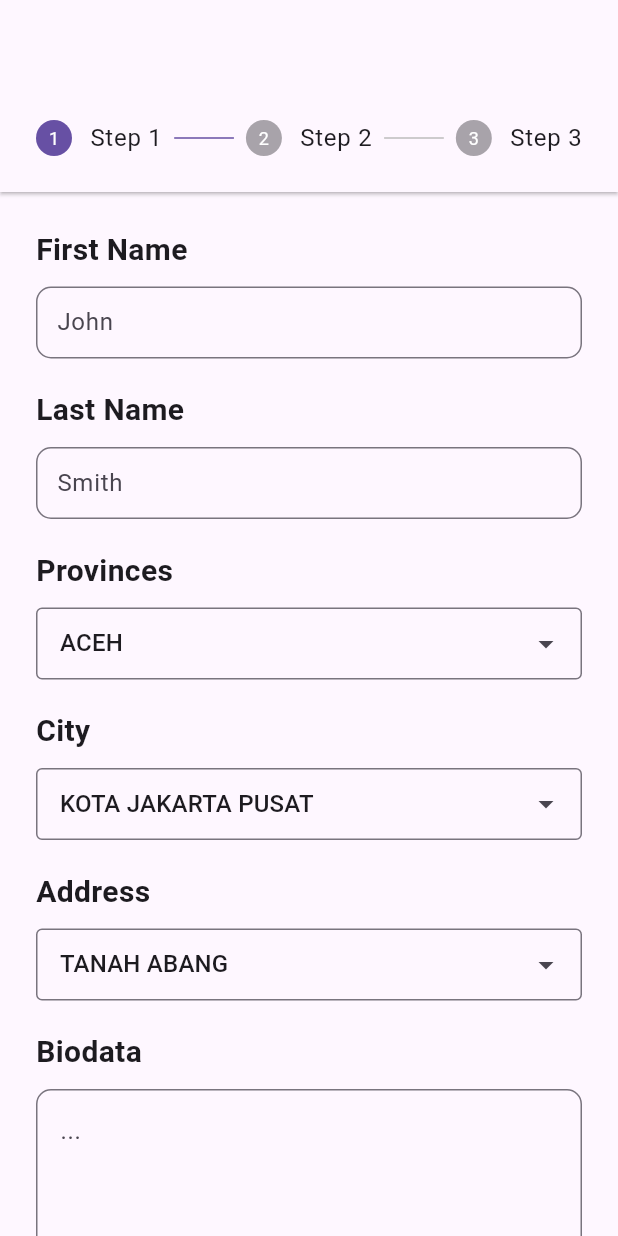
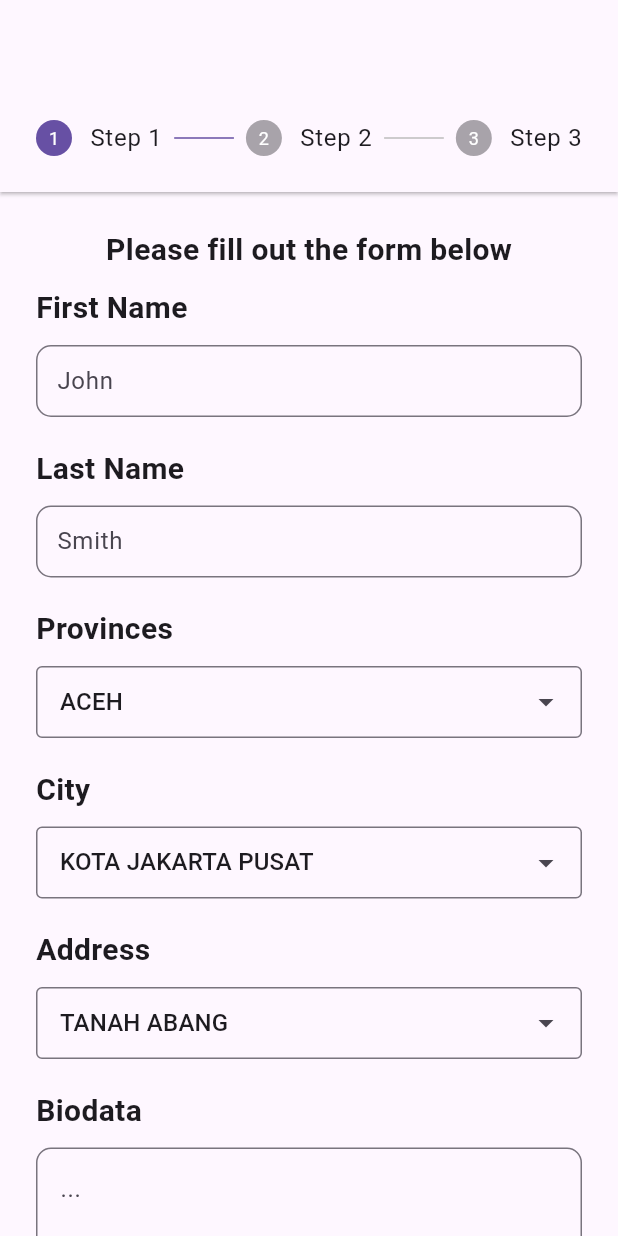
Before and after one commit to xhanalexander/seruApp, a Flutter app: the screen it shows after launch, on a phone screen of 412 x 824 dp. Run offline on Flutter 3.47's test engine with Material 3 defaults, Android fonts, the phone set to English and light mode, and no system bars; drawn by our look-alikes of dropdown_search; our stand-ins replace dio, image_picker, shared_preferences; network calls fail.

```diff
--- a/lib/constant/const.dart
+++ b/lib/constant/const.dart
@@ -1,6 +1,6 @@
 
 class ConstValue {
-  final String province = "https://www.emsifa.com/api-wilayah-indonesia/api/";
+  final String webApis = "https://www.emsifa.com/api-wilayah-indonesia/api/";
 }
 
 class FormValidation {
--- a/lib/models/api/wilayah_api.dart
+++ b/lib/models/api/wilayah_api.dart
@@ -6,7 +6,7 @@ import 'package:seruapp/models/provinsi_model.dart';
 
 class IndonesiaAreaAPI {
   final Dio dios = Dio();
-  final urls = ConstValue().province;
+  final urls = ConstValue().webApis;
 
   Future<List<Provinsi>> getProvinsi() async {
     try {
--- a/lib/view/components/form.dart
+++ b/lib/view/components/form.dart
@@ -1,13 +1,13 @@
 import 'package:flutter/material.dart';
 import 'package:flutter/services.dart';
 
-class FormName extends StatelessWidget {
+class NameForm extends StatelessWidget {
   final String hintTextName;
   final TextEditingController controllerNames;
   final Function(String) onChanged;
   final String? Function(String?)? validator;
 
-  const FormName({
+  const NameForm({
     super.key,
     required this.hintTextName,
     required this.controllerNames,
@@ -39,9 +39,9 @@ class FormName extends StatelessWidget {
   }
 }
 
-class FormLabel extends StatelessWidget {
+class LabelForm extends StatelessWidget {
   final String labels;
-  const FormLabel({
+  const LabelForm({
     super.key,
     required this.labels
   });
@@ -63,13 +63,13 @@ class FormLabel extends StatelessWidget {
   }
 }
 
-class FormDropDown extends StatelessWidget {
+class DropDownForm extends StatelessWidget {
   final String hintText;
   final List<String> options;
   final String selectedValue;
   final Function(String?) onChanged;
 
-  const FormDropDown({
+  const DropDownForm({
     super.key,
     required this.hintText,
     required this.options,
--- a/lib/view/components/full_image_view.dart
+++ b/lib/view/components/full_image_view.dart
@@ -1,5 +1,4 @@
 import 'dart:io';
-
 import 'package:flutter/material.dart';
 
 class FullPicture extends StatelessWidget {
--- a/lib/view/form_view.dart
+++ b/lib/view/form_view.dart
@@ -1,6 +1,7 @@
 import 'package:flutter/material.dart';
 import 'package:seruapp/view/sub_form/first_screen.dart';
 import 'package:seruapp/view/sub_form/second_screen.dart';
+import 'package:seruapp/view/sub_form/third_screen.dart';
 
 class MainForm extends StatefulWidget {
   const MainForm({super.key});
@@ -26,7 +27,7 @@ class _MainFormState extends State<MainForm> {
     Step(
       isActive: _index >= 2,
       title: const Text('Step 3'),
-      content: Text('Content 3'),
+      content: const FormScreenThird()
     ),
   ];
 
--- a/lib/view/sub_form/first_screen.dart
+++ b/lib/view/sub_form/first_screen.dart
@@ -5,6 +5,7 @@ import 'package:seruapp/view/components/form.dart';
 import 'package:seruapp/view/components/button.dart';
 import 'package:dropdown_search/dropdown_search.dart';
 import 'package:seruapp/view_models/wilayah_view_models.dart';
+import 'package:shared_preferences/shared_preferences.dart';
 
 class FormScreen extends StatefulWidget {
   const FormScreen({super.key});
@@ -14,10 +15,14 @@ class FormScreen extends StatefulWidget {
 }
 
 class _FormScreenState extends State<FormScreen> {
+  late SharedPreferences prefs;
   final formKey = GlobalKey<FormState>();
   final firstNameController = TextEditingController();
   final lastNameController = TextEditingController();
   final bioDataController = TextEditingController();
+  String? selectedProvinsi = "ACEH";
+  String? selectedKota = "KOTA JAKARTA PUSAT";
+  String? selectedKecamatan = "TANAH ABANG";
 
   @override
   void dispose() {
@@ -37,6 +42,29 @@ class _FormScreenState extends State<FormScreen> {
     });
   }
 
+  void submit() async {
+    if (formKey.currentState!.validate()) {
+      final prefs = await SharedPreferences.getInstance();
+
+      prefs.setString('first', firstNameController.text);
+      prefs.setString('last', lastNameController.text);
+      prefs.setString('bio', bioDataController.text);
+      prefs.setString('provinsi', selectedProvinsi!);
+      prefs.setString('kota', selectedKota!);
+      prefs.setString('kecamatan', selectedKecamatan!);
+
+      Map<String, dynamic> formdata = {
+        "first_name": firstNameController.text,
+        "last_name": lastNameController.text,
+        "bio_data": bioDataController.text,
+        "provinsi": selectedProvinsi,
+        "kota": selectedKota,
+        "kecamatan": selectedKecamatan,
+      };
+      debugPrint(formdata.toString());
+    }
+  }
+
   @override
   Widget build(BuildContext context) {
     final props = Provider.of<WilayahViewModels>(context);
@@ -48,10 +76,17 @@ class _FormScreenState extends State<FormScreen> {
           crossAxisAlignment: CrossAxisAlignment.start,
           children: [
 
-            const FormLabel(
+            const Align(
+              alignment: Alignment.center,
+              child: LabelForm(
+                labels: 'Please fill out the form below',
+              ),
+            ),
+
+            const LabelForm(
               labels: 'First Name',
             ),
-            FormName(
+            NameForm(
               hintTextName: 'John',
               controllerNames: firstNameController,
               validator: (value) => FormValidation().validateFirstName(value!),
@@ -59,10 +94,10 @@ class _FormScreenState extends State<FormScreen> {
             ),
 
             const SizedBox(height: 20),
-            const FormLabel(
+            const LabelForm(
               labels: 'Last Name',
             ),
-            FormName(
+            NameForm(
               hintTextName: 'Smith',
               controllerNames: lastNameController,
               validator: (value) => FormValidation().validateLastName(value!),
@@ -71,13 +106,15 @@ class _FormScreenState extends State<FormScreen> {
 
             // Provinces
             const SizedBox(height: 20),
-            const FormLabel(labels: "Provinces"),
+            const LabelForm(labels: "Provinces"),
             DropdownSearch(
               popupProps: const PopupProps.menu(
                 showSearchBox: true,
               ),
-              onChanged: (value) => debugPrint(value),
-              selectedItem: "ACEH",
+              onChanged: (value) => setState(() {
+                selectedProvinsi = value;
+              }),
+              selectedItem: selectedProvinsi,
               asyncItems: (String value) => Future.delayed(
                 const Duration(milliseconds: 500),
                 () => props.provinsi.map((e) => e.name!).toList(),
@@ -86,13 +123,16 @@ class _FormScreenState extends State<FormScreen> {
 
             // City
             const SizedBox(height: 20),
-            const FormLabel(labels: "City"),
+            const LabelForm(labels: "City"),
             DropdownSearch(
               popupProps: const PopupProps.menu(
                 showSearchBox: true,
               ),
-              onChanged: (value) => debugPrint(value),
-              selectedItem: "KOTA JAKARTA PUSAT",
+
+              onChanged: (value) => setState(() {
+                selectedKota = value;
+              }),
+              selectedItem: selectedKota,
               asyncItems: (String value) => Future.delayed(
                 const Duration(milliseconds: 500),
                 () => props.kota.map((e) => e.name!).toList(),
@@ -101,13 +141,15 @@ class _FormScreenState extends State<FormScreen> {
 
             // Address
             const SizedBox(height: 20),
-            const FormLabel(labels: "Address"),
+            const LabelForm(labels: "Address"),
             DropdownSearch(
               popupProps: const PopupProps.menu(
                 showSearchBox: true,
               ),
-              onChanged: (value) => debugPrint(value),
-              selectedItem: "TANAH ABANG",
+              onChanged: (value) => setState(() {
+                selectedKecamatan = value;
+              }),
+              selectedItem: selectedKecamatan,
               asyncItems: (String value) => Future.delayed(
                 const Duration(milliseconds: 500),
                 () => props.kecamatan.map((e) => e.name!).toList(),
@@ -116,7 +158,7 @@ class _FormScreenState extends State<FormScreen> {
 
             // Biodata
             const SizedBox(height: 20),
-            const FormLabel(labels: "Biodata"),
+            const LabelForm(labels: "Biodata"),
             TextAreaForm(
               textController: bioDataController,
               validator: (value) => FormValidation().validateEmpty(value!),
@@ -125,10 +167,10 @@ class _FormScreenState extends State<FormScreen> {
             // Button
             const SizedBox(height: 20),
             FormButton(
-              childs: const Text("Submit", style: TextStyle(color: Colors.white, fontSize: 18)),
+              childs: const Text("Save", style: TextStyle(color: Colors.white, fontSize: 18)),
               onPressed: () {
                 if (formKey.currentState!.validate()) {
-                  debugPrint("Validated");
+                  submit();
                 }
               },
             ),
--- a/pubspec.yaml
+++ b/pubspec.yaml
@@ -41,6 +41,7 @@ dependencies:
   dio: ^5.4.0
   dropdown_search: ^5.0.6
   dropdown_button2: ^2.3.9
+  shared_preferences: ^2.2.2
 
 dev_dependencies:
   flutter_test:
@@ -65,8 +66,7 @@ flutter:
   uses-material-design: true
 
   # To add assets to your application, add an assets section, like this:
-  assets:
-    - .env
+  # assets:
   #   - images/a_dot_ham.jpeg
 
   # An image asset can refer to one or more resolution-specific "variants", see
```
Also changed, not shown: lib/view/sub_form/second_screen.dart (+14 -1 lines), lib/view/sub_form/third_screen.dart (added, +41 -0 lines), pubspec.lock, 1 other file.
